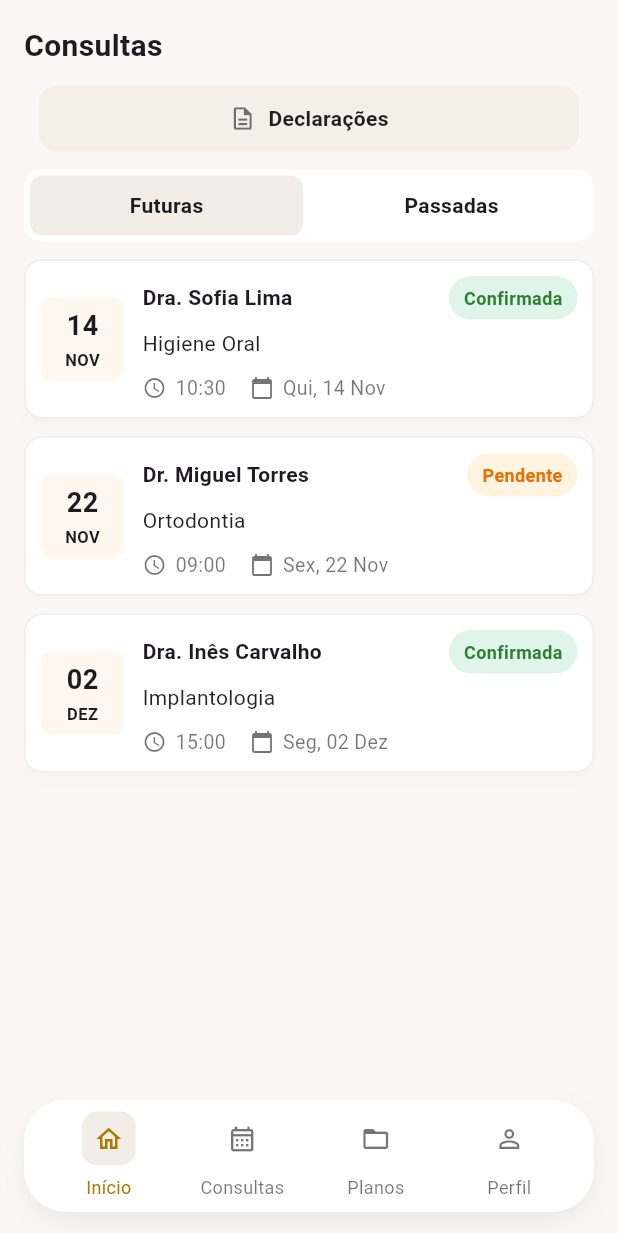
After one commit to pv27643/ClinicaDent-ria, a Flutter app: the AsMinhasConsultas screen opened by its route, after a tap on "Consultas Agendadas", on a phone screen of 412 x 824 dp. The commit adds this screen. Shown: the top 1233 px of the screen. Run offline on Flutter 3.47's test engine with Material 3 defaults, Android fonts, the phone set to English and light mode, and no system bars.

Commit message:
sou lindo

```diff
--- a/mobile/lib/Menu.dart
+++ b/mobile/lib/Menu.dart
@@ -126,7 +126,14 @@ class _MenuState extends State<Menu> {
 
                 physics: const NeverScrollableScrollPhysics(),
                 children: [
-                  _menuCard(icon: Icons.calendar_today_outlined, title: 'Consultas Agendadas', subtitle: 'Veja próximas datas'),
+                  _menuCard(
+                    icon: Icons.calendar_today_outlined,
+                    title: 'Consultas Agendadas',
+                    subtitle: 'Veja próximas datas',
+                    onTap: () {
+                      Navigator.pushNamed(context, '/asminhasconsultas');
+                    },
+                  ),
                   _menuCard(icon: Icons.medical_services_outlined, title: 'Planos de Tratamento', subtitle: 'Acompanhe etapas'),
                   _menuCard(icon: Icons.people_outline, title: 'Dependentes', subtitle: 'Gerir familiares'),
                   _menuCard(icon: Icons.description_outlined, title: 'Declarações/Docs', subtitle: 'Descarregar comprov.'),
@@ -173,8 +180,11 @@ class _MenuState extends State<Menu> {
 
 
 //preenche o conteudo dos cartões grid desenvolve o container
-  Widget _menuCard({required IconData icon, required String title, required String subtitle}) {
-    return Container(
+  Widget _menuCard({required IconData icon, required String title, required String subtitle, VoidCallback? onTap}) {
+    return InkWell(
+      onTap: onTap,
+      borderRadius: BorderRadius.circular(14),
+      child: Container(
        padding: const EdgeInsets.all(10),
        decoration: BoxDecoration(
          color: Colors.white,
@@ -215,6 +225,7 @@ class _MenuState extends State<Menu> {
            ),
          ],
        ),
+      ),
     );
   }
 
--- /dev/null
+++ b/mobile/lib/asminhasconsultas.dart
@@ -0,0 +1,366 @@
+import 'package:flutter/material.dart';
+
+class AsMinhasConsultas extends StatefulWidget {
+  const AsMinhasConsultas({super.key});
+
+  @override
+  State<AsMinhasConsultas> createState() => _AsMinhasConsultasState();
+}
+
+class _AsMinhasConsultasState extends State<AsMinhasConsultas> {
+  int _currentIndex = 0;
+  int _selectedTab = 0; // 0 = Futuras, 1 = Passadas
+
+  // Dados de exemplo organizados por secção (upcoming / history)
+  final List<Map<String, String>> _appointments = [
+    // Próximas
+    {
+      'day': '14',
+      'month': 'NOV',
+      'name': 'Dra. Sofia Lima',
+      'specialty': 'Higiene Oral',
+      'time': '10:30',
+      'weekday': 'Qui, 14 Nov',
+      'status': 'Confirmada',
+      'section': 'upcoming'
+    },
+    {
+      'day': '22',
+      'month': 'NOV',
+      'name': 'Dr. Miguel Torres',
+      'specialty': 'Ortodontia',
+      'time': '09:00',
+      'weekday': 'Sex, 22 Nov',
+      'status': 'Pendente',
+      'section': 'upcoming'
+    },
+    {
+      'day': '02',
+      'month': 'DEZ',
+      'name': 'Dra. Inês Carvalho',
+      'specialty': 'Implantologia',
+      'time': '15:00',
+      'weekday': 'Seg, 02 Dez',
+      'status': 'Confirmada',
+      'section': 'upcoming'
+    },
+
+    // Histórico
+    {
+      'day': '28',
+      'month': 'OUT',
+      'name': 'Dra. Sofia Lima',
+      'specialty': 'Higiene Oral',
+      'time': '11:30',
+      'weekday': 'Seg, 28 Out',
+      'status': 'Concluída',
+      'section': 'history'
+    },
+    {
+      'day': '12',
+      'month': 'OUT',
+      'name': 'Dr. Ricardo Nunes',
+      'specialty': 'Cirurgia Oral',
+      'time': '14:00',
+      'weekday': 'Sáb, 12 Out',
+      'status': 'Cancelada',
+      'section': 'history'
+    },
+  ];
+
+  void _showMessage(String text) {
+    ScaffoldMessenger.of(context).showSnackBar(
+      SnackBar(content: Text(text)),
+    );
+  }
+
+  void _cancelAppointment(int index) {
+    _showMessage('Consulta "${_appointments[index]['name']}" cancelada');
+  }
+
+  void _rescheduleAppointment(int index) {
+    _showMessage('Reagendar "${_appointments[index]['name']}"');
+  }
+
+  Color _statusBadgeColor(String status) {
+    final s = status.toLowerCase();
+    if (s.contains('confirm')) return const Color(0xFFDFF5E9); // verde claro
+    if (s.contains('pend')) return const Color(0xFFFFF4E0); // amarelo claro
+    if (s.contains('concl')) return const Color(0xFFF3F3F3); // cinza claro
+    if (s.contains('cancel')) return const Color(0xFFFFE9E9); // vermelho claro
+    return const Color(0xFFF3F3F3);
+  }
+
+  Color _statusTextColor(String status) {
+    final s = status.toLowerCase();
+    if (s.contains('confirm')) return Colors.green.shade800;
+    if (s.contains('pend')) return Colors.orange.shade800;
+    if (s.contains('concl')) return Colors.black54;
+    if (s.contains('cancel')) return Colors.red.shade700;
+    return Colors.black54;
+  }
+
+  Widget _appointmentCard(Map<String, String> appt, int index, Color cardBg) {
+    final status = appt['status'] ?? '';
+    return Container(
+      decoration: BoxDecoration(
+        color: cardBg,
+        borderRadius: BorderRadius.circular(12),
+        border: Border.all(color: Colors.grey.shade200),
+        boxShadow: [BoxShadow(color: Colors.black.withOpacity(0.02), blurRadius: 6, offset: const Offset(0, 4))],
+      ),
+      child: Padding(
+        padding: const EdgeInsets.all(10),
+        child: Row(
+          children: [
+            // bloco de data
+            Container(
+              width: 56,
+              height: 56,
+              decoration: BoxDecoration(
+                color: const Color(0xFFFFF7F0),
+                borderRadius: BorderRadius.circular(8),
+              ),
+              child: Column(
+                mainAxisAlignment: MainAxisAlignment.center,
+                children: [
+                  Text(appt['day'] ?? '', style: const TextStyle(fontSize: 18, fontWeight: FontWeight.w700)),
+                  const SizedBox(height: 2),
+                  Text(appt['month'] ?? '', style: const TextStyle(fontSize: 11, fontWeight: FontWeight.w700)),
+                ],
+              ),
+            ),
+            const SizedBox(width: 12),
+
+            // detalhes
+            Expanded(
+              child: Column(
+                crossAxisAlignment: CrossAxisAlignment.start,
+                children: [
+                  // nome + badge
+                  Row(
+                    children: [
+                      Expanded(
+                        child: Text(appt['name'] ?? '', style: const TextStyle(fontWeight: FontWeight.w700)),
+                      ),
+                      Container(
+                        padding: const EdgeInsets.symmetric(horizontal: 10, vertical: 6),
+                        decoration: BoxDecoration(
+                          color: _statusBadgeColor(status),
+                          borderRadius: BorderRadius.circular(16),
+                        ),
+                        child: Text(
+                          status,
+                          style: TextStyle(fontSize: 12, fontWeight: FontWeight.w600, color: _statusTextColor(status)),
+                        ),
+                      ),
+                    ],
+                  ),
+                  const SizedBox(height: 6),
+                  Text(appt['specialty'] ?? '', style: const TextStyle(color: Colors.black87)),
+                  const SizedBox(height: 10),
+                  Row(
+                    children: [
+                      const Icon(Icons.access_time, size: 16, color: Colors.black54),
+                      const SizedBox(width: 6),
+                      Text(appt['time'] ?? '', style: const TextStyle(color: Colors.black54, fontSize: 13)),
+                      const SizedBox(width: 16),
+                      const Icon(Icons.calendar_today, size: 16, color: Colors.black54),
+                      const SizedBox(width: 6),
+                      Expanded(child: Text(appt['weekday'] ?? '', style: const TextStyle(color: Colors.black54, fontSize: 13))),
+                    ],
+                  ),
+                ],
+              ),
+            ),
+          ],
+        ),
+      ),
+    );
+  }
+
+  @override
+  Widget build(BuildContext context) {
+    final bg = const Color(0xFFFAF7F4);
+    final cardBg = Colors.white;
+    final primaryGold = const Color(0xFFA87B05);
+
+    // separar secções
+    final upcoming = _appointments.where((a) => a['section'] == 'upcoming').toList();
+    final history = _appointments.where((a) => a['section'] == 'history').toList();
+
+    //página
+    return Scaffold(
+      backgroundColor: bg,
+      body: SafeArea(
+        child: SingleChildScrollView(
+          padding: const EdgeInsets.symmetric(horizontal: 16, vertical: 16),
+          child: Column(
+            crossAxisAlignment: CrossAxisAlignment.stretch,
+            children: [
+
+              // TÍTULO PRINCIPAL
+              const Text('Consultas', style: TextStyle(fontSize: 20, fontWeight: FontWeight.w700)),
+              const SizedBox(height: 12),
+
+              // CARTÃO "Declarações"
+              Center(
+                child: Container(
+                  width: double.infinity,
+                  constraints: const BoxConstraints(maxWidth: 360),
+                  padding: const EdgeInsets.symmetric(vertical: 12, horizontal: 12),
+                  decoration: BoxDecoration(
+                    color: const Color(0xFFF6EFE8),
+                    borderRadius: BorderRadius.circular(12),
+                  ),
+                  child: Row(
+                    mainAxisAlignment: MainAxisAlignment.center,
+                    children: [
+                      const Icon(Icons.description_outlined, size: 18, color: Colors.black54),
+                      const SizedBox(width: 8),
+                      Text('Declarações', style: TextStyle(color: Colors.black87, fontWeight: FontWeight.w600)),
+                    ],
+                  ),
+                ),
+              ),
+              const SizedBox(height: 12),
+
+              // CONTROLO SEGMENTADO (Futuras / Passadas)
+              Container(
+                padding: const EdgeInsets.all(4),
+                decoration: BoxDecoration(
+                  color: cardBg,
+                  borderRadius: BorderRadius.circular(12),
+                ),
+                child: Row(
+                  children: [
+                    Expanded(
+                      child: GestureDetector(
+                        onTap: () => setState(() => _selectedTab = 0),
+                        child: Container(
+                          padding: const EdgeInsets.symmetric(vertical: 10),
+                          decoration: BoxDecoration(
+                            color: _selectedTab == 0 ? const Color(0xFFF3EDE7) : Colors.transparent,
+                            borderRadius: BorderRadius.circular(8),
+                          ),
+                          child: const Center(child: Text('Futuras', style: TextStyle(fontWeight: FontWeight.w600))),
+                        ),
+                      ),
+                    ),
+                    const SizedBox(width: 8),
+                    Expanded(
+                      child: GestureDetector(
+                        onTap: () => setState(() => _selectedTab = 1),
+                        child: Container(
+                          padding: const EdgeInsets.symmetric(vertical: 10),
+                          decoration: BoxDecoration(
+                            color: _selectedTab == 1 ? const Color(0xFFF3EDE7) : Colors.transparent,
+                            borderRadius: BorderRadius.circular(8),
+                          ),
+                          child: const Center(child: Text('Passadas', style: TextStyle(fontWeight: FontWeight.w600))),
+                        ),
+                      ),
+                    ),
+                  ],
+                ),
+              ),
+              const SizedBox(height: 12),
+
+              // Lista conforme tab selecionada
+              ...() {
+                final listToShow = _selectedTab == 0 ? upcoming : history;
+                if (listToShow.isEmpty) {
+                  return [
+                    const SizedBox(height: 40),
+                    Center(child: Text(_selectedTab == 0 ? 'Sem consultas futuras' : 'Sem consultas passadas', style: const TextStyle(color: Colors.black54))),
+                    const SizedBox(height: 12),
+                  ];
+                }
+                return listToShow.asMap().entries.map<Widget>((entry) {
+                  final i = entry.key;
+                  final appt = entry.value;
+                  // index global se necessário: i + ( _selectedTab==0 ? 0 : upcoming.length )
+                  return Padding(
+                    padding: const EdgeInsets.only(bottom: 12),
+                    child: _appointmentCard(appt, i + (_selectedTab == 0 ? 0 : upcoming.length), cardBg),
+                  );
+                }).toList();
+              }(),
+
+              const SizedBox(height: 16),
+
+              // Espaço extra
+              const SizedBox(height: 16),
+
+            ],
+          ),
+        ),
+      ),
+      bottomNavigationBar: SafeArea(
+        child: Padding(
+          padding: const EdgeInsets.fromLTRB(16, 8, 16, 16),
+          child: Container(
+            padding: const EdgeInsets.symmetric(horizontal: 12, vertical: 8),
+            decoration: BoxDecoration(
+              color: Colors.white,
+              borderRadius: BorderRadius.circular(28),
+              boxShadow: [
+                BoxShadow(color: Colors.black.withOpacity(0.06), blurRadius: 12, offset: const Offset(0, 6)),
+              ],
+            ),
+            child: Row(
+              mainAxisAlignment: MainAxisAlignment.spaceBetween,
+              children: [
+                // item 0 - Início
+                _navItem(icon: Icons.home_outlined, label: 'Início', index: 0),
+                // item 1 - Consultas (atual)
+                _navItem(icon: Icons.calendar_month_outlined, label: 'Consultas', index: 1),
+                // item 2 - Planos
+                _navItem(icon: Icons.folder_open_outlined, label: 'Planos', index: 2),
+                // item 3 - Perfil
+                _navItem(icon: Icons.person_outline, label: 'Perfil', index: 3),
+              ],
+            ),
+          ),
+        ),
+      ),
+    );
+  }
+
+  // helper para construir cada item da barra
+  Widget _navItem({required IconData icon, required String label, required int index}) {
+    final primaryGold = const Color(0xFFA87B05);
+    final isSelected = _currentIndex == index;
+    return Expanded(
+      child: GestureDetector(
+        onTap: () {
+          setState(() => _currentIndex = index);
+          // navegação opcional por índice (ajuste rotas conforme precisa)
+          if (!mounted) return;
+          if (index == 0) Navigator.pushReplacementNamed(context, '/menu');
+          if (index == 1) Navigator.pushReplacementNamed(context, '/asminhasconsultas');
+          // index 2/3: implementar rotas se existirem (ex: '/planos', '/perfil')
+        },
+        behavior: HitTestBehavior.opaque,
+        child: Column(
+          mainAxisSize: MainAxisSize.min,
+          children: [
+            Container(
+              padding: const EdgeInsets.all(8),
+              decoration: BoxDecoration(
+                color: isSelected ? const Color(0xFFF3EDE7) : Colors.transparent,
+                borderRadius: BorderRadius.circular(10),
+              ),
+              child: Icon(icon, size: 20, color: isSelected ? primaryGold : Colors.black54),
+            ),
+            const SizedBox(height: 6),
+            Text(
+              label,
+              style: TextStyle(fontSize: 12, color: isSelected ? primaryGold : Colors.black54),
+            ),
+          ],
+        ),
+      ),
+    );
+  }
+}
--- a/mobile/lib/main.dart
+++ b/mobile/lib/main.dart
@@ -3,6 +3,7 @@ import 'criar_conta.dart';
 import 'login_page.dart';
 import 'menu.dart';
 import 'marcar_consulta.dart';
+import 'asminhasconsultas.dart';
 
 void main() => runApp(const MyApp());
 
@@ -23,6 +24,7 @@ class MyApp extends StatelessWidget {
     '/criarconta': (context) => const CreateAccount(),
     '/menu': (context) => const Menu(),
     '/Consultas': (context) => const MarcarConsulta(),
+    '/asminhasconsultas': (context) => const AsMinhasConsultas(),
   },
 		);
 	}
```
Also changed, not shown: 1 other file. Lines whose indentation alone changed are shown as unchanged.
